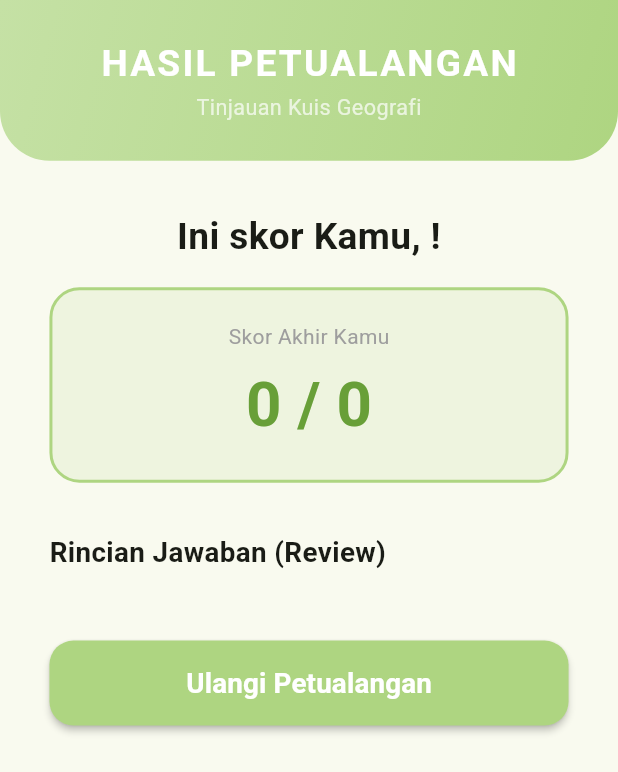
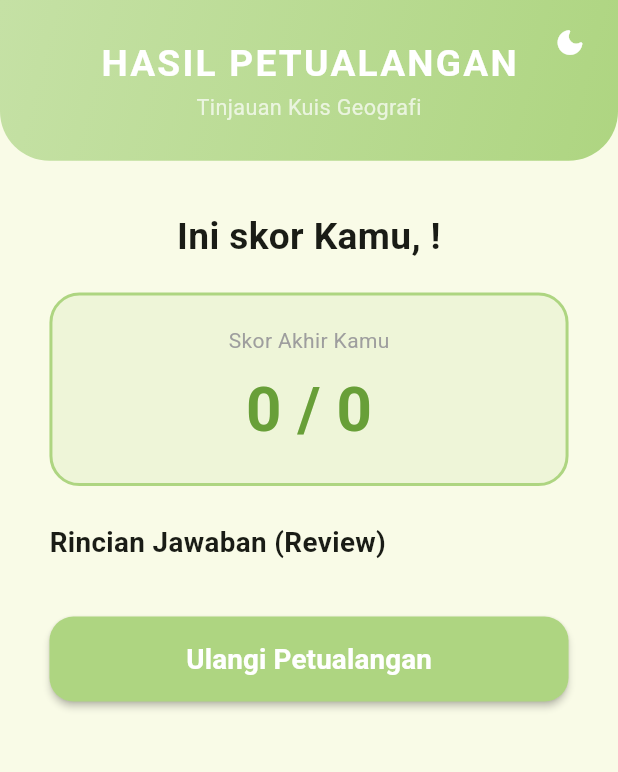
Before and after one commit to FernandoValns/WanderQuiz, a Flutter app: the ResultScreen widget shown alone on an empty page, opened directly with empty values, on a phone screen of 412 x 824 dp. Shown: the top 772 px of the screen. Run offline on Flutter 3.47's test engine with Material 3 defaults, Android fonts, the phone set to English and light mode, and no system bars.

Commit message:
feat and fix(theme):menambahkan tema gelap dan terang dan pembetulan overflow pada hasil

```diff
--- a/lib/data/dummy_quiz.dart
+++ b/lib/data/dummy_quiz.dart
@@ -60,8 +60,8 @@ final List<Question> wanderQuizQuestions = [
   ),
   Question(
     index: 10,
-    questionText: '10. Tokoh militer dan pemimpin agung Prancis pada lukisan berikut bernama...',
-    options: ['Napoleon Bonaparte', 'Julius Caesar', 'Alexander the Great', 'Winston Churchill'],
+    questionText: '10. berasal dari mana kah Tokoh militer lukisan berikut ...',
+    options: ['Perancis', 'Roma', 'Rusia', 'Amerika'],
     correctAnswerIndex: 0,
     imageAsset: 'assets/image/napoleon.jpg',
   ),
--- a/lib/screens/question_screen.dart
+++ b/lib/screens/question_screen.dart
@@ -17,7 +17,7 @@ class QuestionScreen extends StatefulWidget {
 }
 
 class _QuestionScreenState extends State<QuestionScreen> {
-  // state variables yang diambil dari welcome_screen
+  // state variables yang terhubung dengan welcome screen
   int _currentIndex = 0;
   int? _selectedOptionIndex;
   late final List<int?> _userAnswers;
--- a/lib/screens/result_screen.dart
+++ b/lib/screens/result_screen.dart
@@ -51,9 +51,9 @@ class ResultScreen extends StatelessWidget {
             ),
             textAlign: TextAlign.center,
           ),
-          SizedBox(height: isLandscape ? 8.0 : size.height * 0.02),
+          SizedBox(height: isLandscape ? 12.0 : 20.0),
           Container(
-            padding: EdgeInsets.all(isLandscape ? 14.0 : size.width * 0.05),
+            padding: EdgeInsets.all(isLandscape ? 14.0 : 20.0),
             decoration: BoxDecoration(
               color: const Color(0xFFAED581).withValues(alpha: 0.15),
               borderRadius: BorderRadius.circular(20),
@@ -80,7 +80,7 @@ class ResultScreen extends StatelessWidget {
               ],
             ),
           ),
-          SizedBox(height: isLandscape ? 16.0 : size.height * 0.04),
+          SizedBox(height: isLandscape ? 16.0 : 24.0),
 
           // bagian review dari jawaban
           Text(
@@ -91,7 +91,7 @@ class ResultScreen extends StatelessWidget {
               color: theme.colorScheme.onSurface,
             ),
           ),
-          SizedBox(height: isLandscape ? 8.0 : size.height * 0.015),
+          SizedBox(height: isLandscape ? 8.0 : 12.0),
 
           // list soal dengan mengambil ResultItemCard
           ...List.generate(questions.length, (index) {
@@ -100,7 +100,7 @@ class ResultScreen extends StatelessWidget {
               userAnswer: userAnswers[index],
             );
           }),
-          SizedBox(height: isLandscape ? 16.0 : size.height * 0.04),
+          SizedBox(height: isLandscape ? 16.0 : 24.0),
 
           // Restart Button
           CustomButton(
@@ -115,7 +115,7 @@ class ResultScreen extends StatelessWidget {
               );
             },
           ),
-          SizedBox(height: size.height * 0.03),
+          const SizedBox(height: 24.0),
         ],
       ),
     );
--- a/lib/widgets/app_scalfoder.dart
+++ b/lib/widgets/app_scalfoder.dart
@@ -1,4 +1,5 @@
 import 'package:flutter/material.dart';
+import '../main.dart';
 import 'gradients.dart';
 
 class AppScalfoder extends StatelessWidget {
@@ -27,7 +28,7 @@ class AppScalfoder extends StatelessWidget {
 
   @override
   Widget build(BuildContext context) {
-    // Centralized MediaQuery responsiveness for the entire app layout
+    // Centralized MediaQuery & Adaptive Layout responsiveness for all devices
     final size = MediaQuery.of(context).size;
     final isLandscape = MediaQuery.of(context).orientation == Orientation.landscape;
 
@@ -52,6 +53,11 @@ class AppScalfoder extends StatelessWidget {
                   width: double.infinity,
                   height: calculatedHeaderHeight,
                   decoration: AppGradients.headerBoxDecoration(size),
+                  child: Stack(
+                    children: [
+                      Center(
+                        child: ConstrainedBox(
+                          constraints: const BoxConstraints(maxWidth: 600),
                           child: Padding(
                             padding: EdgeInsets.symmetric(
                               horizontal: size.width * 0.06,
@@ -111,9 +117,44 @@ class AppScalfoder extends StatelessWidget {
                                   ),
                           ),
                         ),
-              Padding(
+                      ),
+
+                      // Theme Switcher Button in Top-Right Corner
+                      Positioned(
+                        top: 4,
+                        right: 8,
+                        child: ValueListenableBuilder<ThemeMode>(
+                          valueListenable: themeModeNotifier,
+                          builder: (context, currentMode, child) {
+                            final isDark = currentMode == ThemeMode.dark;
+                            return IconButton(
+                              tooltip: isDark ? 'Mode Terang' : 'Mode Gelap',
+                              icon: Icon(
+                                isDark ? Icons.light_mode_rounded : Icons.dark_mode_rounded,
+                                color: Colors.white,
+                                size: 22,
+                              ),
+                              onPressed: () {
+                                themeModeNotifier.value =
+                                    isDark ? ThemeMode.light : ThemeMode.dark;
+                              },
+                            );
+                          },
+                        ),
+                      ),
+                    ],
+                  ),
+                ),
+
+              // Adaptive Centered Container for Tablet & Web View Layout
+              Center(
+                child: ConstrainedBox(
+                  constraints: const BoxConstraints(maxWidth: 600),
+                  child: Padding(
                     padding: EdgeInsets.all(isLandscape ? 16.0 : size.width * 0.08),
                     child: child,
+                  ),
+                ),
               ),
             ],
           ),
```
Also changed, not shown: lib/main.dart (+15 -9 lines), lib/themes/app_theme.dart (added, +31 -0 lines). Lines whose indentation alone changed are shown as unchanged.
